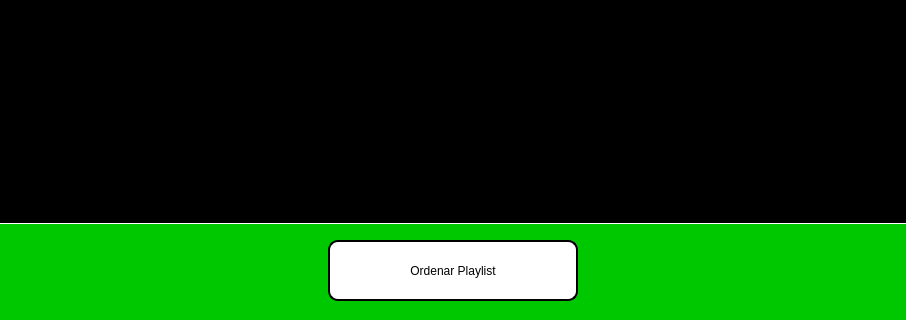
Old version of the form frontend/ventana_ordenadas2.ui in the repository iangrosssan/Sorter-Spotify; both pictures show x 87 to 993 and y 500 to 820 of the 1080 by 820 pixel window.
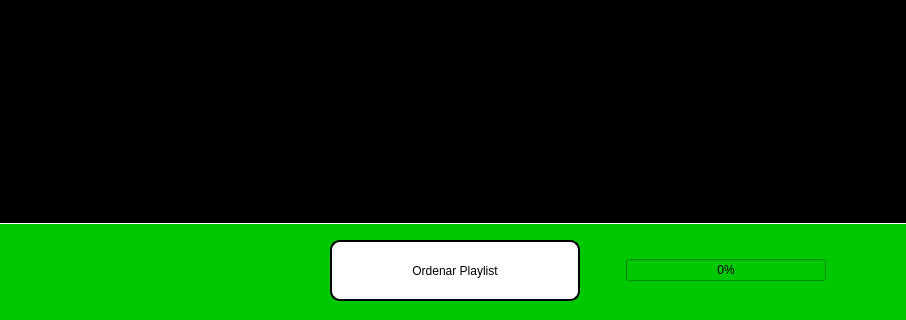
New version of the form.

```diff
--- a/frontend/ventana_ordenadas2.ui
+++ b/frontend/ventana_ordenadas2.ui
@@ -145,6 +145,24 @@
     <item>
      <layout class="QHBoxLayout" name="horizontalLayout_2">
       <item>
+       <layout class="QHBoxLayout" name="horizontalLayout_4">
+        <item>
+         <spacer name="horizontalSpacer">
+          <property name="orientation">
+           <enum>Qt::Horizontal</enum>
+          </property>
+          <property name="sizeType">
+           <enum>QSizePolicy::Fixed</enum>
+          </property>
+          <property name="sizeHint" stdset="0">
+           <size>
+            <width>250</width>
+            <height>20</height>
+           </size>
+          </property>
+         </spacer>
+        </item>
+        <item>
        <widget class="QPushButton" name="b_ordenar">
         <property name="minimumSize">
          <size>
@@ -176,6 +194,49 @@
          <string>Ordenar Playlist</string>
         </property>
        </widget>
+        </item>
+        <item>
+         <spacer name="horizontalSpacer_2">
+          <property name="orientation">
+           <enum>Qt::Horizontal</enum>
+          </property>
+          <property name="sizeType">
+           <enum>QSizePolicy::Fixed</enum>
+          </property>
+          <property name="sizeHint" stdset="0">
+           <size>
+            <width>40</width>
+            <height>20</height>
+           </size>
+          </property>
+         </spacer>
+        </item>
+        <item>
+         <widget class="QProgressBar" name="progressBar">
+          <property name="enabled">
+           <bool>true</bool>
+          </property>
+          <property name="sizePolicy">
+           <sizepolicy hsizetype="Fixed" vsizetype="Fixed">
+            <horstretch>0</horstretch>
+            <verstretch>0</verstretch>
+           </sizepolicy>
+          </property>
+          <property name="minimumSize">
+           <size>
+            <width>200</width>
+            <height>0</height>
+           </size>
+          </property>
+          <property name="value">
+           <number>0</number>
+          </property>
+          <property name="format">
+           <string>%p%</string>
+          </property>
+         </widget>
+        </item>
+       </layout>
       </item>
      </layout>
     </item>
```
Lines whose indentation alone changed are shown as unchanged.
